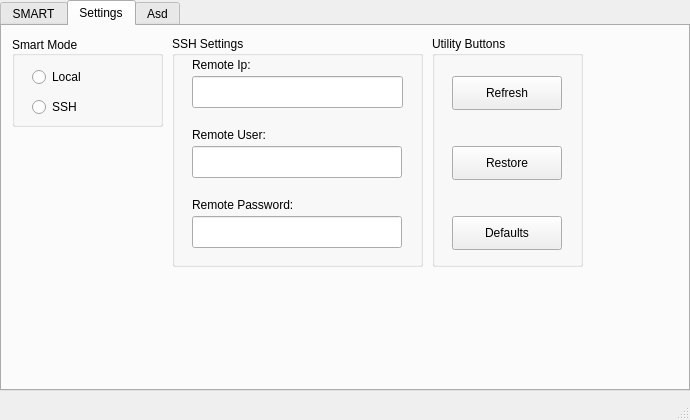
WEEE-Open/pesto, file assets/interface.ui: the form before one commit.
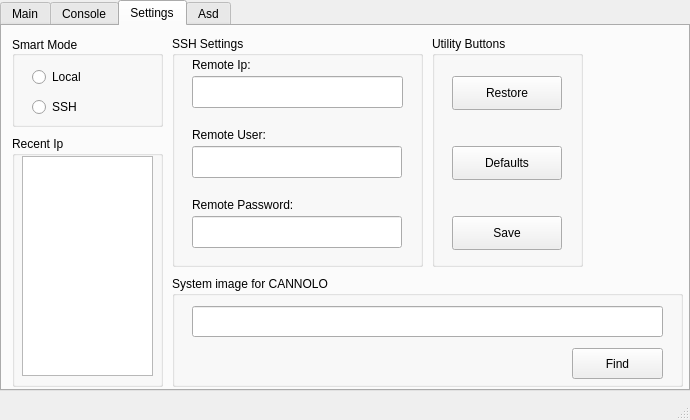
The form after the commit. The open tabs and pages were chosen to show the change.

The edit to the form file:
```diff
--- a/assets/interface.ui
+++ b/assets/interface.ui
@@ -52,7 +52,7 @@
     </property>
     <widget class="QWidget" name="main_tab">
      <attribute name="title">
-      <string>SMART</string>
+      <string>Main</string>
      </attribute>
      <widget class="QWidget" name="horizontalLayoutWidget">
       <property name="geometry">
@@ -168,6 +168,24 @@
       </layout>
      </widget>
     </widget>
+    <widget class="QWidget" name="tab_2">
+     <attribute name="title">
+      <string>Console</string>
+     </attribute>
+     <widget class="QTextEdit" name="textEdit">
+      <property name="geometry">
+       <rect>
+        <x>0</x>
+        <y>0</y>
+        <width>681</width>
+        <height>359</height>
+       </rect>
+      </property>
+      <property name="frameShadow">
+       <enum>QFrame::Plain</enum>
+      </property>
+     </widget>
+    </widget>
     <widget class="QWidget" name="settings_tab">
      <attribute name="title">
       <string>Settings</string>
@@ -311,24 +329,11 @@
       <property name="title">
        <string>Utility Buttons</string>
       </property>
-      <widget class="QPushButton" name="refreshButton">
-       <property name="geometry">
-        <rect>
-         <x>20</x>
-         <y>40</y>
-         <width>110</width>
-         <height>34</height>
-        </rect>
-       </property>
-       <property name="text">
-        <string>Refresh</string>
-       </property>
-      </widget>
       <widget class="QPushButton" name="restoreButton">
        <property name="geometry">
         <rect>
          <x>20</x>
-         <y>110</y>
+         <y>40</y>
          <width>110</width>
          <height>34</height>
         </rect>
@@ -341,13 +346,91 @@
        <property name="geometry">
         <rect>
          <x>20</x>
-         <y>180</y>
+         <y>110</y>
          <width>110</width>
          <height>34</height>
         </rect>
        </property>
        <property name="text">
         <string>Defaults</string>
+       </property>
+      </widget>
+      <widget class="QPushButton" name="saveButton">
+       <property name="geometry">
+        <rect>
+         <x>20</x>
+         <y>180</y>
+         <width>110</width>
+         <height>34</height>
+        </rect>
+       </property>
+       <property name="text">
+        <string>Save</string>
+       </property>
+      </widget>
+     </widget>
+     <widget class="QGroupBox" name="ipBox">
+      <property name="geometry">
+       <rect>
+        <x>10</x>
+        <y>110</y>
+        <width>151</width>
+        <height>251</height>
+       </rect>
+      </property>
+      <property name="title">
+       <string>Recent Ip</string>
+      </property>
+      <widget class="QListWidget" name="ipList">
+       <property name="geometry">
+        <rect>
+         <x>10</x>
+         <y>20</y>
+         <width>131</width>
+         <height>220</height>
+        </rect>
+       </property>
+      </widget>
+     </widget>
+     <widget class="QGroupBox" name="groupBox_3">
+      <property name="geometry">
+       <rect>
+        <x>170</x>
+        <y>250</y>
+        <width>511</width>
+        <height>111</height>
+       </rect>
+      </property>
+      <property name="title">
+       <string>System image for CANNOLO</string>
+      </property>
+      <widget class="QLineEdit" name="directory">
+       <property name="geometry">
+        <rect>
+         <x>20</x>
+         <y>30</y>
+         <width>471</width>
+         <height>31</height>
+        </rect>
+       </property>
+       <property name="readOnly">
+        <bool>true</bool>
+       </property>
+       <property name="clearButtonEnabled">
+        <bool>false</bool>
+       </property>
+      </widget>
+      <widget class="QPushButton" name="findDirButton">
+       <property name="geometry">
+        <rect>
+         <x>400</x>
+         <y>72</y>
+         <width>91</width>
+         <height>31</height>
+        </rect>
+       </property>
+       <property name="text">
+        <string>Find</string>
        </property>
       </widget>
      </widget>
```
Left out of the diff: 38 changed lines with no effect on the pictures.
